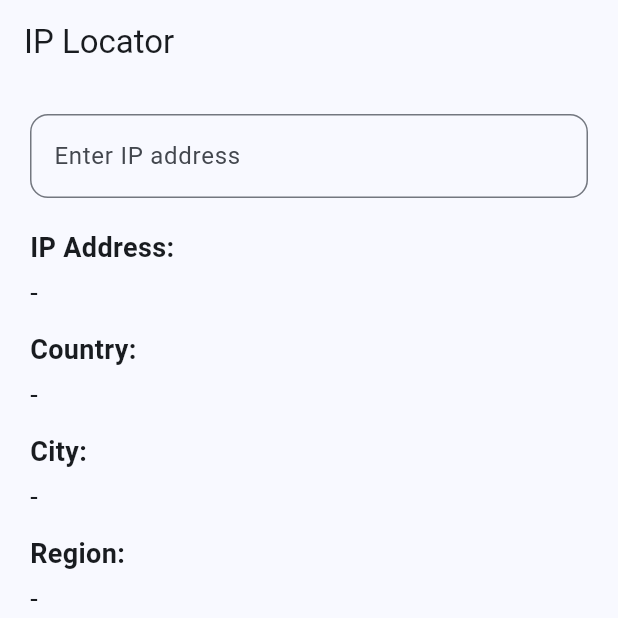
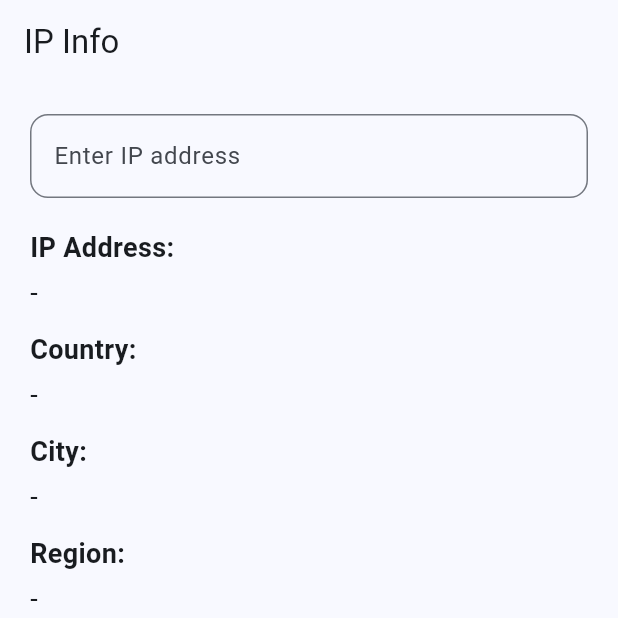
Before and after one commit to jdmontes2009/IP-Info, a Flutter app: the screen it shows after launch, on a phone screen of 412 x 824 dp, the top half of it. Run offline on Flutter 3.47's test engine with Material 3 defaults, Android fonts, the light colour scheme and no system bars; drawn by our look-alikes of dynamic_color; missing offline and left inert: maps_launcher; network calls fail.

Commit message:
Initial commit

```diff
--- a/lib/main.dart
+++ b/lib/main.dart
@@ -185,7 +185,7 @@ class _IpLookupScreenState extends State<IpLookupScreen> {
 
     return Scaffold(
       appBar: AppBar(
-        title: const Text('IP Locator'),
+        title: const Text('IP Info'),
       ),
       body: GestureDetector(
         onTap: () => FocusScope.of(context).unfocus(),
```
Also changed, not shown: 1 other file.
